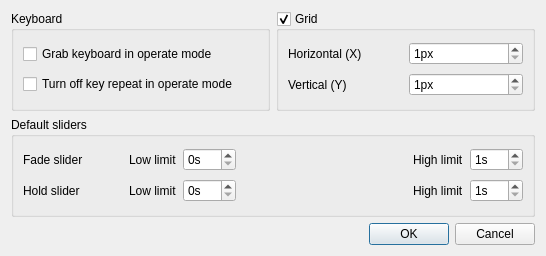
Old version of the form branches/qt4/main/src/virtualconsoleproperties.ui in the repository Bondzio/qlc.
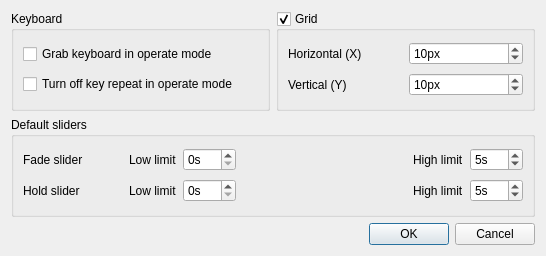
New version of the form.

Diff of the .ui file:
```diff
--- a/branches/qt4/main/src/virtualconsoleproperties.ui
+++ b/branches/qt4/main/src/virtualconsoleproperties.ui
@@ -62,6 +62,9 @@
           <property name="minimum" >
            <number>1</number>
           </property>
+          <property name="value" >
+           <number>10</number>
+          </property>
          </widget>
         </item>
         <item row="1" column="0" >
@@ -79,6 +82,9 @@
           <property name="minimum" >
            <number>1</number>
           </property>
+          <property name="value" >
+           <number>10</number>
+          </property>
          </widget>
         </item>
        </layout>
@@ -153,6 +159,9 @@
         <property name="maximum" >
          <number>999</number>
         </property>
+        <property name="value" >
+         <number>5</number>
+        </property>
        </widget>
       </item>
       <item row="1" column="0" >
@@ -216,6 +225,9 @@
         <property name="maximum" >
          <number>999</number>
         </property>
+        <property name="value" >
+         <number>5</number>
+        </property>
        </widget>
       </item>
      </layout>
```
Left out of the diff: 27 changed lines with no effect on the pictures.
